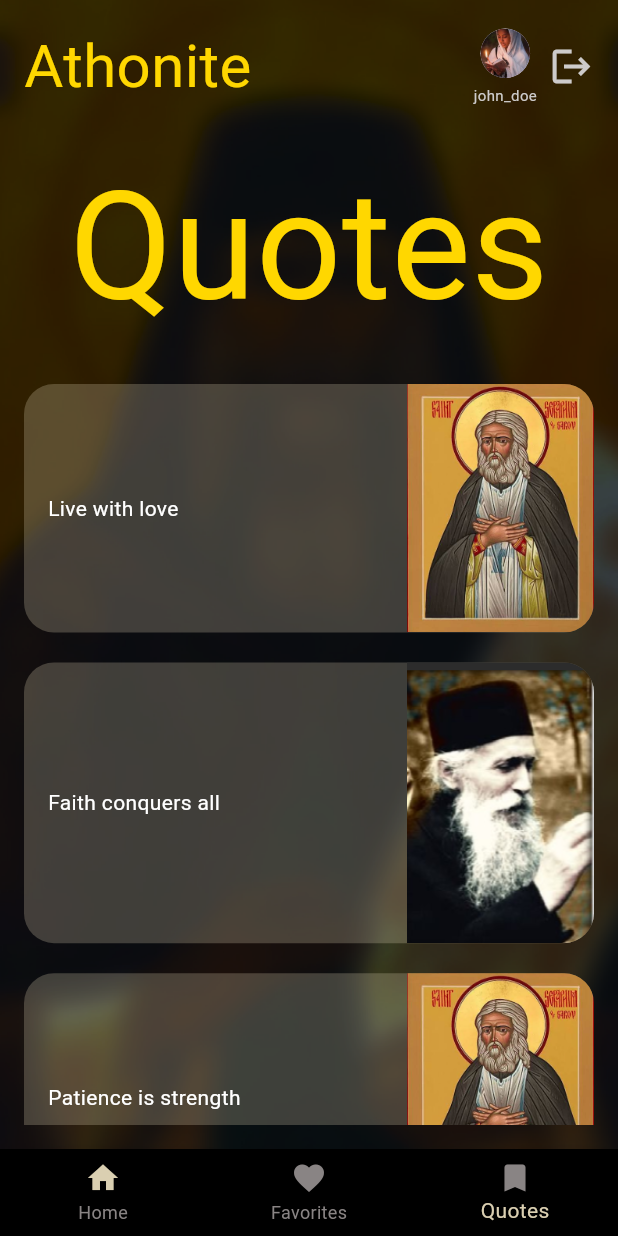
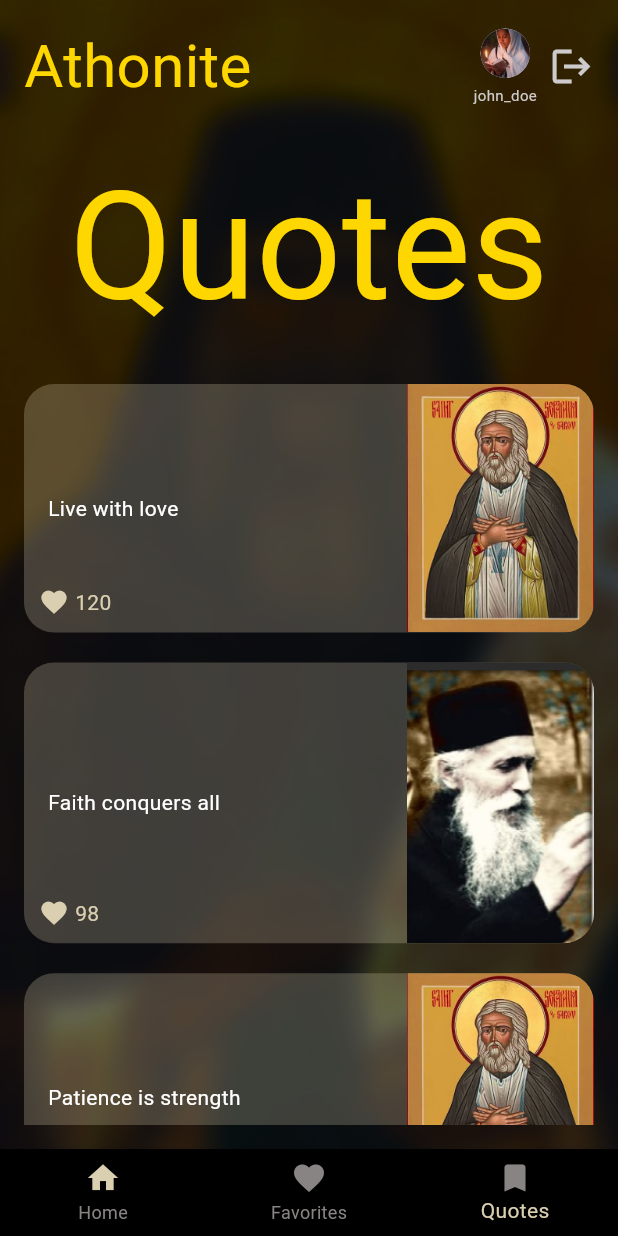
Before and after one commit to Lidiya-MK/Athonite, a Flutter app: the QuotesScreen screen opened directly, on a phone screen of 412 x 824 dp. Run offline on Flutter 3.47's test engine with Material 3 defaults, Android fonts, the phone set to English and light mode, and no system bars; our stand-ins replace flutter_animate, google_fonts.

Commit message:
added favorite count display for quotes screen

```diff
--- a/app/lib/presentation/screens/quotes.dart
+++ b/app/lib/presentation/screens/quotes.dart
@@ -7,13 +7,21 @@ import '../screens/home.dart';
 import '../../data/userSample.dart';
 import '../../models/user.dart';
 
-class QuotesScreen extends StatelessWidget {
+class QuotesScreen extends StatefulWidget {
   const QuotesScreen({super.key});
 
   @override
-  Widget build(BuildContext context) {
+  _QuotesScreenState createState() => _QuotesScreenState();
+}
+
+class _QuotesScreenState extends State<QuotesScreen> {
   User currentUser = sampleUsers[0];
 
+
+  List<bool> isFavorited = List.generate(sampleQuotes.length, (index) => false);
+
+  @override
+  Widget build(BuildContext context) {
     return Scaffold(
       body: Stack(
         children: [
@@ -32,7 +40,6 @@ class QuotesScreen extends StatelessWidget {
             padding: const EdgeInsets.all(16.0),
             child: Column(
               children: [
-
                 Row(
                   mainAxisAlignment: MainAxisAlignment.spaceBetween,
                   children: [
@@ -88,7 +95,10 @@ class QuotesScreen extends StatelessWidget {
                     physics: const BouncingScrollPhysics(),
                     child: Column(
                       crossAxisAlignment: CrossAxisAlignment.start,
-                      children: sampleQuotes.map((quote) {
+                      children: sampleQuotes.asMap().entries.map((entry) {
+                        int index = entry.key;
+                        Quote quote = entry.value;
+
                         return Container(
                           width: double.infinity,
                           margin: const EdgeInsets.symmetric(vertical: 10),
@@ -96,7 +106,9 @@ class QuotesScreen extends StatelessWidget {
                             color: const Color(0xFFDACFB1).withOpacity(0.26),
                             borderRadius: BorderRadius.circular(20),
                           ),
-                          child: Row(
+                          child: Stack(
+                            children: [
+                              Row(
                                 children: [
                                   Expanded(
                                     child: Padding(
@@ -123,6 +135,35 @@ class QuotesScreen extends StatelessWidget {
                                       quote.quoteImage,
                                       width: 125,
                                       fit: BoxFit.cover,
+                                    ),
+                                  ),
+                                ],
+                              ),
+
+                              Positioned(
+                                bottom: 10,
+                                left: 10,
+                                child: Row(
+                                  children: [
+                                    GestureDetector(
+                                      onTap: () {
+
+                                      },
+                                      child: Icon(
+                                        Icons.favorite,
+                                        color: isFavorited[index] ? Colors.red : const Color(0xFFDACFB1),
+                                        size: 20,
+                                      ),
+                                    ),
+                                    const SizedBox(width: 4),
+                                    Text(
+                                      "${quote.favoriteCount}",
+                                      style: TextStyle(
+                                        color: const Color(0xFFDACFB1).withOpacity(1),
+                                        fontSize: 14,
+                                      ),
+                                    ),
+                                  ],
                                 ),
                               ),
                             ],
```
Lines whose indentation alone changed are shown as unchanged.
